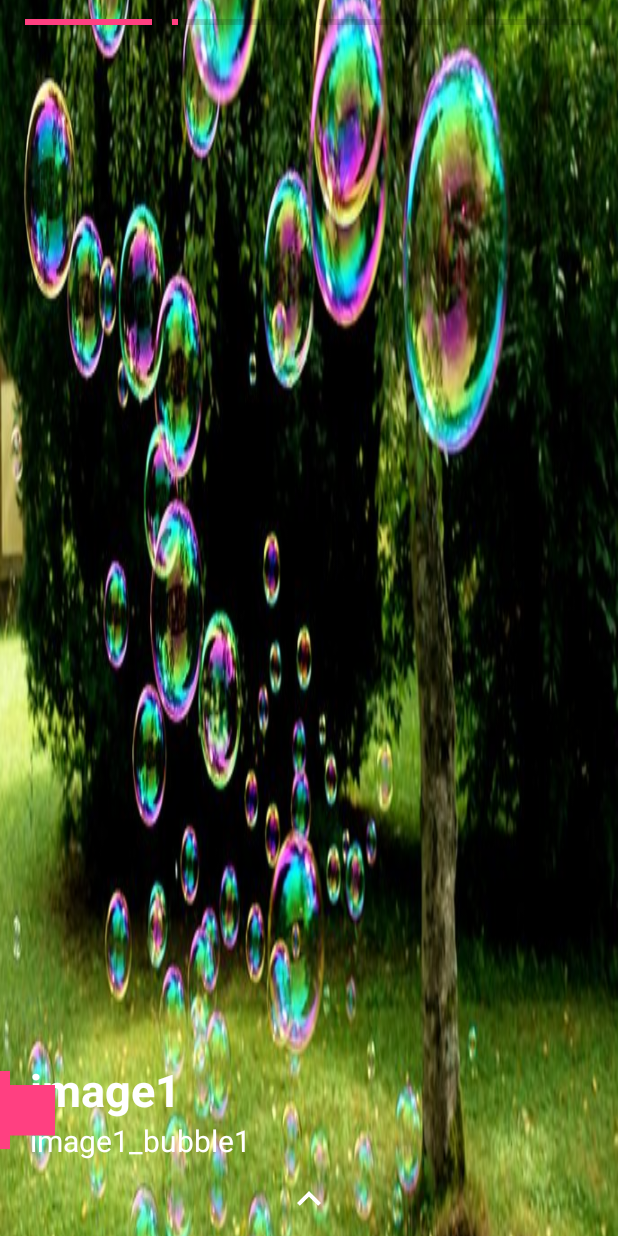
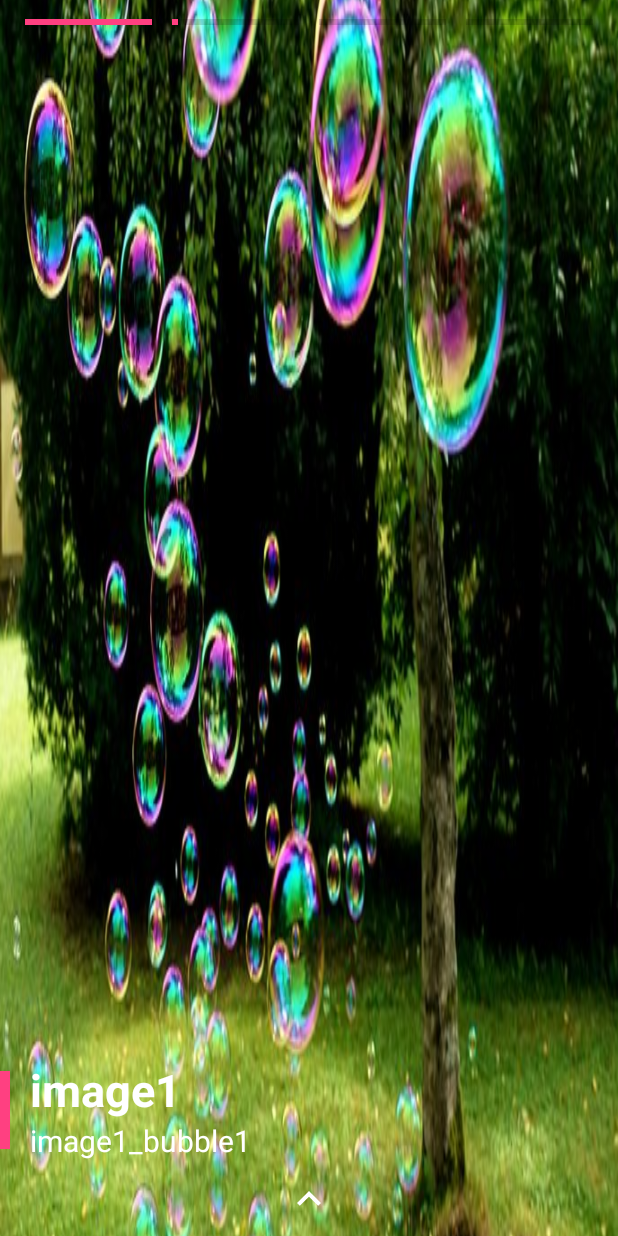
Before and after one commit to jeonsoh/Kotlin_Animation, an Android app: the screen it shows after launch (MainActivity), on a phone screen of 412 x 824 dp. Run offline under Robolectric (Android 15) with nearby library versions, the phone set to English and light mode, and no system bars; our stand-ins replace EventBus.

Commit message:
textview animation...

```diff
--- a/app/src/main/java/com/example/jeonsohh/paige_animation/ViewerFragment.kt
+++ b/app/src/main/java/com/example/jeonsohh/paige_animation/ViewerFragment.kt
@@ -11,8 +11,6 @@ import kotlinx.android.synthetic.main.activity_viewpager_item.view.*
 import org.greenrobot.eventbus.EventBus
 import android.graphics.Color
 import android.support.design.widget.BottomSheetBehavior
-import android.support.v7.widget.RecyclerView
-import android.view.animation.*
 import android.widget.*
 
 
@@ -23,6 +21,7 @@ class ViewerFragment : Fragment() {
     var mProgressbar: ProgressBar? = null
     var isLongCLick: Boolean = false
     var isCanceled: Boolean = false
+    lateinit var mTextview : TextView
 
     companion object {
         val TAG = "ViewerFragment"
@@ -228,6 +227,8 @@ class ViewerFragment : Fragment() {
 
                 }
                 isCanceled = false
+                textviewgroup.removeView(textviewgroup.findViewWithTag<TextView>("textview_for_animation"))
+
             }
 
         })
@@ -242,19 +243,17 @@ class ViewerFragment : Fragment() {
             setTarget(mProgressbar)
         }
 
-//        var anim_textview = AnimatorInflater.loadAnimator(imageview_viewpager.context, R.animator.linear_background).apply {
-//            setTarget(textview_viewpager_head)
-//            setInterpolator(AccelerateDecelerateInterpolator())
-//        }
-
-        var view = TextView(activity)
+        /* 애니메이션을 위한 뷰 생성*/
+        mTextview = TextView(activity)
         var params = RelativeLayout.LayoutParams(10, textviewgroup.height)
         params.addRule(RelativeLayout.ALIGN_PARENT_LEFT)
-        view.layoutParams = params
-        view.setBackgroundResource(R.color.colorAccent)
-        textviewgroup!!.addView(view)
-        var anim_textview = (AnimatorInflater.loadAnimator(imageview_viewpager.context, R.animator.translate))
-        anim_textview.setTarget(view)
+        mTextview.layoutParams = params
+        mTextview.setBackgroundResource(R.color.colorAccent)
+        mTextview.setTag("textview_for_animation")
+        textviewgroup!!.addView(mTextview)
+
+        var anim_textview = (AnimatorInflater.loadAnimator(imageview_viewpager.context, R.animator.scale_background))
+        anim_textview.setTarget(mTextview)
 
         var anim_zoomin = (AnimatorInflater.loadAnimator(imageview_viewpager.context, R.animator.zoom_in) as AnimatorSet).apply {
             setTarget(imageview_viewpager)
@@ -274,6 +273,8 @@ class ViewerFragment : Fragment() {
         isCanceled = false
         mAnimatorSet?.removeAllListeners()
 
+        textviewgroup.removeView(textviewgroup.findViewWithTag<TextView>("textview_for_animation"))
+
         for (i in 0..items.subitem.size) {
             mProgressbar?.animate()?.cancel()
             progresslayout_viewpager!!.findViewWithTag<ProgressBar>("progressbar" + i).setProgress(0)
--- a/app/src/main/res/animator/translate.xml
+++ b/app/src/main/res/animator/scale_background.xml
@@ -1,18 +1,20 @@
 <?xml version="1.0" encoding="utf-8"?>
 <set xmlns:android="http://schemas.android.com/apk/res/android"
-    android:interpolator="@android:anim/linear_interpolator"
+    android:interpolator="@android:anim/bounce_interpolator"
     android:ordering="sequentially">
     <objectAnimator
         android:propertyName="scaleY"
-        android:valueFrom="1"
-        android:valueTo="0.5"
+        android:valueFrom="1f"
+        android:valueTo="0.5f"
         android:duration="2000"
+        android:valueType="floatType"
         />
     <!-- repeatcount = -1 means infinitely... -->
     <objectAnimator
         android:propertyName="scaleX"
-        android:valueFrom="1"
-        android:valueTo="10"
+        android:valueFrom="1f"
+        android:valueTo="100f"
         android:duration="5000"
+        android:valueType="floatType"
         />
 </set>
```
